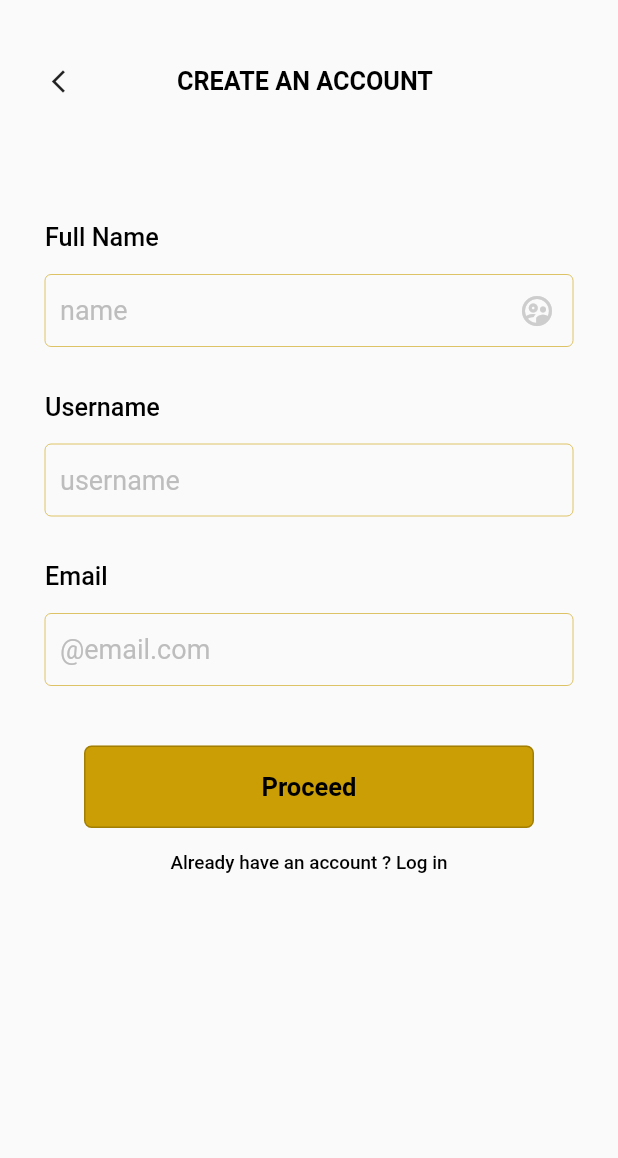
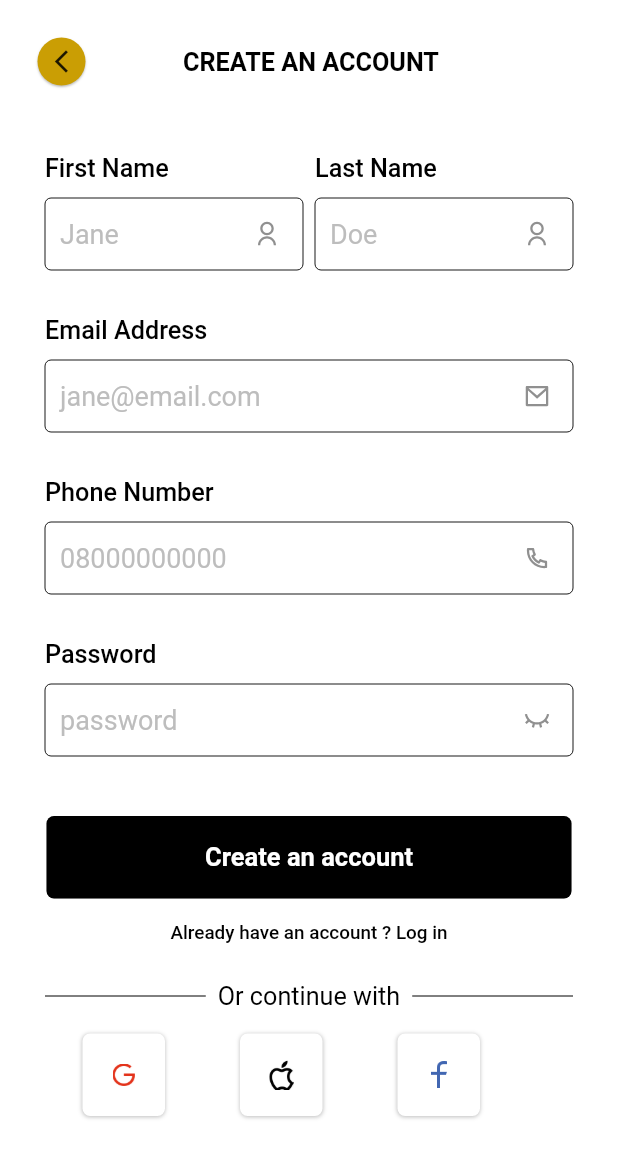
Before and after one commit to Andhrah/logistic-app, a Flutter app: the Signup screen opened by its route, on a phone screen of 412 x 824 dp. Shown: the top 1158 px of the screen. Run offline on Flutter 3.47's test engine with Material 2 defaults, Android fonts, the phone set to English and light mode, and no system bars; our stand-ins replace carousel_slider, flutter_svg, remixicon.

Commit message:
signup screen
- implement social media button  widget
- implement a reusable container widget
- modify signup screen

```diff
--- a/lib/screens/auth/signup.dart
+++ b/lib/screens/auth/signup.dart
@@ -1,7 +1,9 @@
 import 'package:flutter/material.dart';
+import 'package:remixicon/remixicon.dart';
 import 'package:trakk/utils/colors.dart';
 import 'package:trakk/widgets/back_icon.dart';
 import 'package:trakk/widgets/button.dart';
+import 'package:trakk/widgets/elevated_container.dart';
 import 'package:trakk/widgets/input_field.dart';
 
 class Signup extends StatefulWidget {
@@ -17,11 +19,12 @@ class _SignupState extends State<Signup> {
   @override
   Widget build(BuildContext context) {
     return Scaffold(
+      backgroundColor: whiteColor,
       body: SingleChildScrollView(
         child: SafeArea(
           child: Column(
             children: [
-              const SizedBox(height: 30.0),
+              const SizedBox(height: 10.0),
               Row(
                 children: [
                   BackIcon(
@@ -48,50 +51,98 @@ class _SignupState extends State<Signup> {
                 ],
               ),
 
-              const SizedBox(height: 70.0),
+              const SizedBox(height: 30.0),
 
               Container(
+                width: MediaQuery.of(context).size.width,
                 margin: const EdgeInsets.symmetric(horizontal: 30.0),
                 child: Column(
                   crossAxisAlignment: CrossAxisAlignment.start,
                   children: [
+                    Row(
+                      mainAxisAlignment: MainAxisAlignment.spaceBetween,
+                      children: [
+                        Expanded(
+                          child: InputField(
+                            text: 'First Name',
+                            hintText: 'Jane',
+                            textHeight: 10.0,
+                            borderColor: appPrimaryColor.withOpacity(0.9),
+                            suffixIcon: const Icon(
+                              Remix.user_line,
+                              size: 18.0,
+                              color: Color(0xFF909090),
+                            ),
+                          ),
+                        ),
+
+                        const SizedBox(width: 8.0),
+
+                        Expanded(
+                          child: InputField(
+                            text: 'Last Name',
+                            hintText: 'Doe',
+                            textHeight: 10.0,
+                            borderColor: appPrimaryColor.withOpacity(0.9),
+                            suffixIcon: const Icon(
+                              Remix.user_line,
+                              size: 18.0,
+                              color: Color(0xFF909090),
+                            ),
+                          ),
+                        ),
+                      ],
+                    ),
+
+                    const SizedBox(height: 30.0),
                     InputField(
-                      text: 'Full Name',
-                      hintText: 'name',
-                      textHeight: 15.0,
-                      borderColor: secondaryColor.withOpacity(0.6),
+                      text: 'Email Address',
+                      hintText: 'jane@email.com',
+                      textHeight: 10.0,
+                      borderColor: appPrimaryColor.withOpacity(0.9),
                       suffixIcon: const Icon(
-                        Icons.supervised_user_circle_outlined,
-                        color: Color(0xFFCDCDCD),
+                        Remix.mail_line,
+                        size: 18.0,
+                        color: Color(0xFF909090),
                       ),
                     ),
 
                     const SizedBox(height: 30.0),
                     InputField(
-                      text: 'Username',
-                      hintText: 'username',
-                      textHeight: 15.0,
-                      borderColor: secondaryColor.withOpacity(0.6),
+                      text: 'Phone Number',
+                      hintText: '08000000000',
+                      textHeight: 10.0,
+                      borderColor: appPrimaryColor.withOpacity(0.9),
+                      suffixIcon: const Icon(
+                        Remix.phone_line,
+                        size: 18.0,
+                        color: Color(0xFF909090),
+                      ),
                     ),
 
                     const SizedBox(height: 30.0),
                     InputField(
-                      text: 'Email',
-                      hintText: '@email.com',
-                      textHeight: 15.0,
-                      borderColor: secondaryColor.withOpacity(0.6),
+                      text: 'Password',
+                      hintText: 'password',
+                      textHeight: 10.0,
+                      borderColor: appPrimaryColor.withOpacity(0.9),
+                      suffixIcon: const Icon(
+                        Remix.eye_close_line,
+                        size: 18.0,
+                        color: Color(0xFF909090),
+                      ),
                     ),
 
                     const SizedBox(height: 40.0),
                     Align(
                       alignment: Alignment.center,
                       child: Button(
-                        text: 'Proceed',
+                        text: 'Create an account',
                         onPress: () {},
-                        color: secondaryColor,
-                        textColor: appPrimaryColor,
+                        color: appPrimaryColor,
+                        textColor: whiteColor,
                         isLoading: false,
-                        width: 300.0
+                        width: 350.0
                       )
                     ),
 
@@ -106,10 +157,80 @@ class _SignupState extends State<Signup> {
                           fontWeight: FontWeight.w500,
                         ),
                       ),
-                    )
+                    ),
+
+                    const SizedBox(height: 25.0),
+                    Row(
+                      children: [
+                        const Expanded(
+                          child: Divider(
+                            color: appPrimaryColor,
+                          ),
+                        ),
+
+                        const Padding(
+                          padding: EdgeInsets.symmetric(horizontal: 8.0),
+                          child: Text(
+                          'Or continue with',
+                            textScaleFactor: 1.2,
+                            style: TextStyle(
+                              color: appPrimaryColor,
+                              fontWeight: FontWeight.w400
+                            ),
+                          ),
+                        ),
+
+                        const Expanded(
+                          child: Divider(
+                            color: appPrimaryColor,
+                          ),
+                        ),
+                      ],
+                    ),
+
+                    Row(
+                      children: [
+                        ElevatedContainer(
+                          radius: 5.0,
+                          color: whiteColor,
+                          height: 55.0,
+                          width: 55.0,
+                          child: Image.asset(
+                            'assets/images/google_icon.png',
+                            height: 15,
+                            width: 15,
+                          ),
+                        ),
+
+                        ElevatedContainer(
+                          radius: 5.0,
+                          color: whiteColor,
+                          height: 55.0,
+                          width: 55.0,
+                          child: Image.asset(
+                            'assets/images/apple_icon.png',
+                            height: 20,
+                            width: 20,
+                          ),
+                        ),
+
+                        ElevatedContainer(
+                          onPress: (){},
+                          radius: 5.0,
+                          color: whiteColor,
+                          height: 55.0,
+                          width: 55.0,
+                          child: Image.asset(
+                            'assets/images/facebook_icon.png',
+                            height: 18,
+                            width: 18,
+                          ),
+                        ),
+                      ],
+                    ),
                   ],
                 )
-              )
+              ),
             ],
           )
         ),
--- a/lib/widgets/back_icon.dart
+++ b/lib/widgets/back_icon.dart
@@ -1,4 +1,5 @@
 import 'package:flutter/material.dart';
+import 'package:trakk/utils/colors.dart';
 
 class BackIcon extends StatelessWidget {
   const BackIcon({Key? key, this.onPress}) : super(key: key);
@@ -9,14 +10,29 @@ class BackIcon extends StatelessWidget {
   Widget build(BuildContext context) {
     return Container(
       alignment: Alignment.centerLeft,
-      margin: const EdgeInsets.symmetric(horizontal: 30.0, vertical: 15.0),
-      child: GestureDetector(
+      padding: const EdgeInsets.all(7.0),
+      margin: const EdgeInsets.symmetric(horizontal: 25.0, vertical: 15.0),
+      child: InkWell(
         onTap: onPress,
+        customBorder: const CircleBorder(),
         child: const Icon(
           Icons.arrow_back_ios_new_outlined,
           size: 18.0,
         )
       ),
+      decoration: const BoxDecoration(
+        color: secondaryColor,
+        borderRadius: BorderRadius.all(
+          Radius.circular(50.0)
+        ),
+        boxShadow: [
+          BoxShadow(
+            color: Color(0XFFBDBDBD),
+            offset: Offset(0.0, 1.0), //(x,y)
+            blurRadius: 0.5,
+          ),
+        ],
+      ),
     );
   }
 }
--- /dev/null
+++ b/lib/widgets/elevated_container.dart
@@ -0,0 +1,46 @@
+import 'package:flutter/material.dart';
+
+class ElevatedContainer extends StatelessWidget {
+  const ElevatedContainer({Key? key,
+  this.onPress,
+  required this.radius,
+  required this.color,
+  this.child,
+  required this.height,
+  required this.width}) : super(key: key);
+
+  final VoidCallback? onPress;
+  final Color color;
+  final double radius;
+  final Widget? child;
+  final double height;
+  final double width;
+
+  @override
+  Widget build(BuildContext context) {
+    return Container(
+      alignment: Alignment.center,
+      padding: const EdgeInsets.all(7.0),
+      height: height,
+      width: width,
+      margin: const EdgeInsets.symmetric(horizontal: 25.0, vertical: 15.0),
+      child: GestureDetector(
+        onTap: onPress,
+        child: child,
+      ),
+      decoration: BoxDecoration(
+        color: color,
+        borderRadius: BorderRadius.all(
+          Radius.circular(radius),
+        ),
+        boxShadow: const[
+          BoxShadow(
+            color: Color(0XFFBDBDBD),
+            offset: Offset(0.0, 0.5), //(x,y)
+            blurRadius: 1.8,
+          ),
+        ],
+      ),
+    );
+  }
+}
--- a/lib/widgets/header.dart
+++ b/lib/widgets/header.dart
@@ -27,7 +27,7 @@ class Header extends StatelessWidget {
             ),
           ),
         ),
-        SizedBox(width: 60.0),
+        const SizedBox(width: 60.0),
       ],
     );
   }
--- a/lib/widgets/input_field.dart
+++ b/lib/widgets/input_field.dart
@@ -12,6 +12,7 @@ class InputField extends StatelessWidget {
     this.suffixIcon,
     required this.textHeight,
     required this.borderColor,
+    // this.maxLines,
     this.area,
   }) : _node = node, super(key: key);
 
@@ -23,6 +24,7 @@ class InputField extends StatelessWidget {
   final Widget? suffixIcon;
   final double textHeight;
   final Color borderColor;
+  // final double maxLines;
   final int? area;
 
   @override
```
Also changed, not shown: assets/images/apple_icon.png (added), assets/images/facebook_icon.png (added), assets/images/google_icon.png (added).
